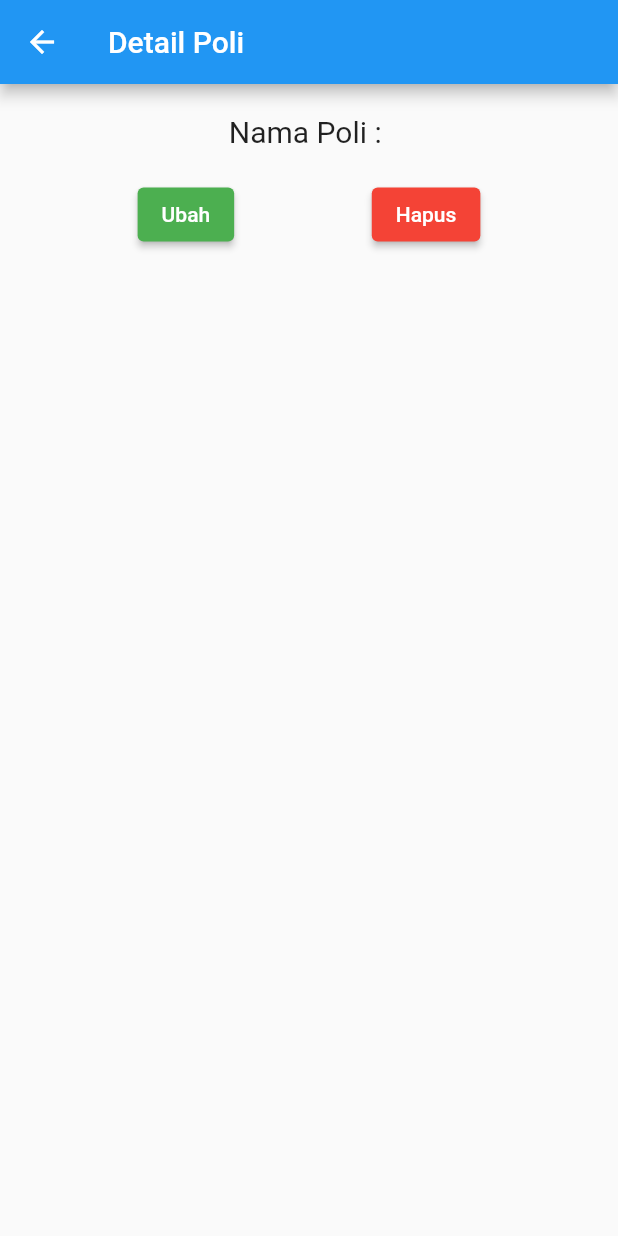
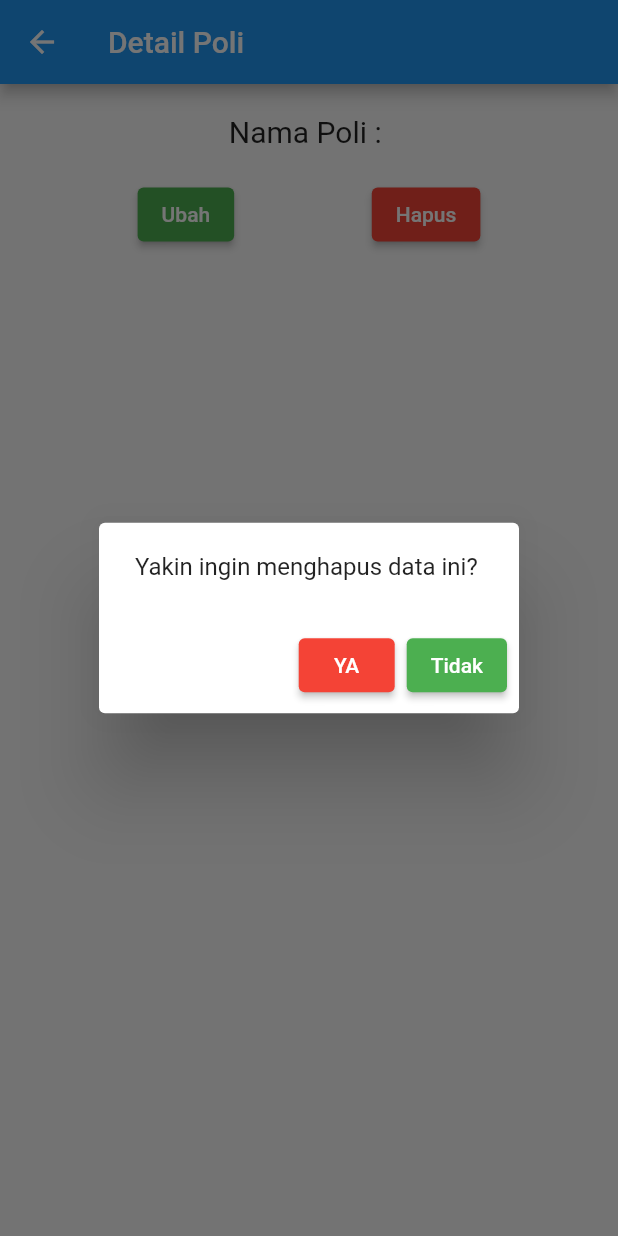
Before and after one commit to alfimonth/mobile-app-klinik, a Flutter app: the PoliDetail screen opened directly with empty values, after a tap on "Hapus", on a phone screen of 412 x 824 dp. Run offline on Flutter 3.47's test engine with Material 2 defaults, Android fonts, the phone set to English and light mode, and no system bars.

Commit message:
Menampilkan pesan konfirmasi hapus data

```diff
--- a/lib/ui/poli_detail.dart
+++ b/lib/ui/poli_detail.dart
@@ -1,4 +1,5 @@
 import 'package:flutter/material.dart';
+import 'poli_page.dart';
 import 'poli_update_form.dart';
 import '../model/poli.dart';
 
@@ -50,7 +51,32 @@ class _PoliDetailState extends State<PoliDetail> {
 
   _tombolHapus() {
     return ElevatedButton(
-        onPressed: () {},
+        onPressed: () {
+          AlertDialog alertDialog = AlertDialog(
+            content: const Text("Yakin ingin menghapus data ini?"),
+            actions: [
+              // tombol ya
+              ElevatedButton(
+                onPressed: () {
+                  Navigator.pop(context);
+                  Navigator.pushReplacement(context,
+                      MaterialPageRoute(builder: (context) => PoliPage()));
+                },
+                child: const Text("YA"),
+                style: ElevatedButton.styleFrom(backgroundColor: Colors.red),
+              ),
+              // tombol batal
+              ElevatedButton(
+                onPressed: () {
+                  Navigator.pop(context);
+                },
+                child: Text("Tidak"),
+                style: ElevatedButton.styleFrom(backgroundColor: Colors.green),
+              )
+            ],
+          );
+          showDialog(context: context, builder: (context) => alertDialog);
+        },
         style: ElevatedButton.styleFrom(backgroundColor: Colors.red),
         child: const Text("Hapus"));
   }
```
